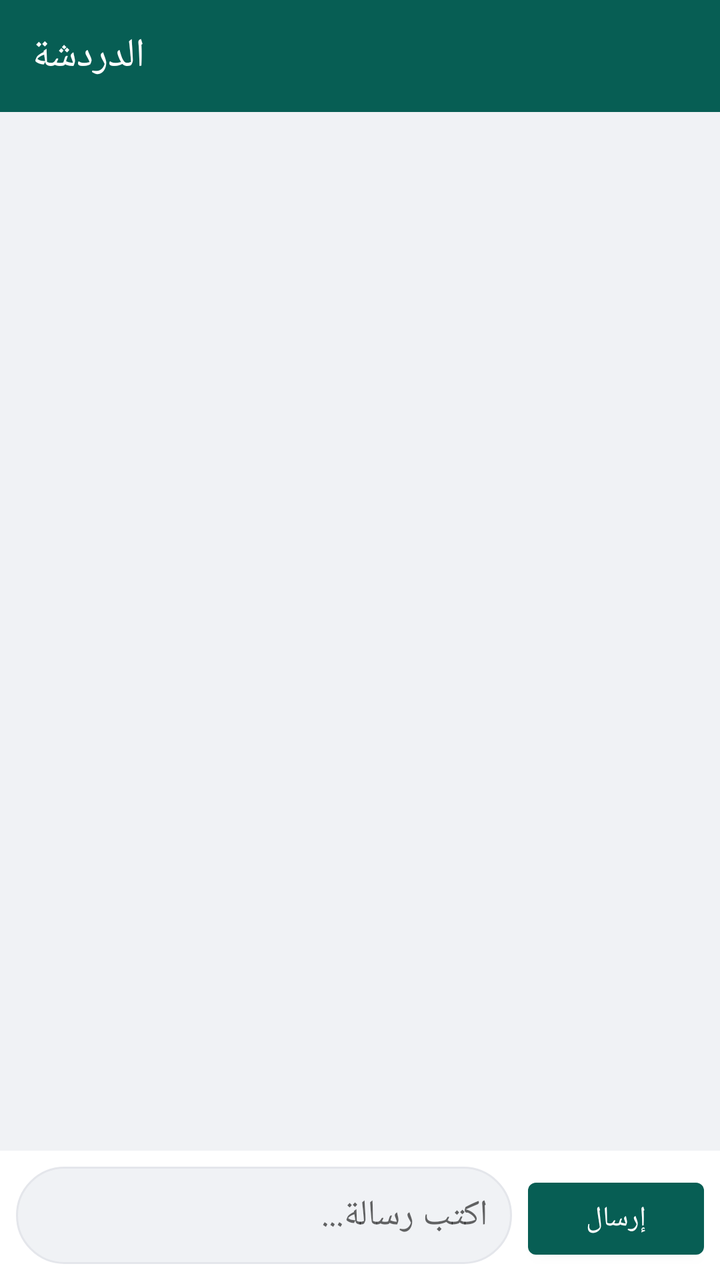
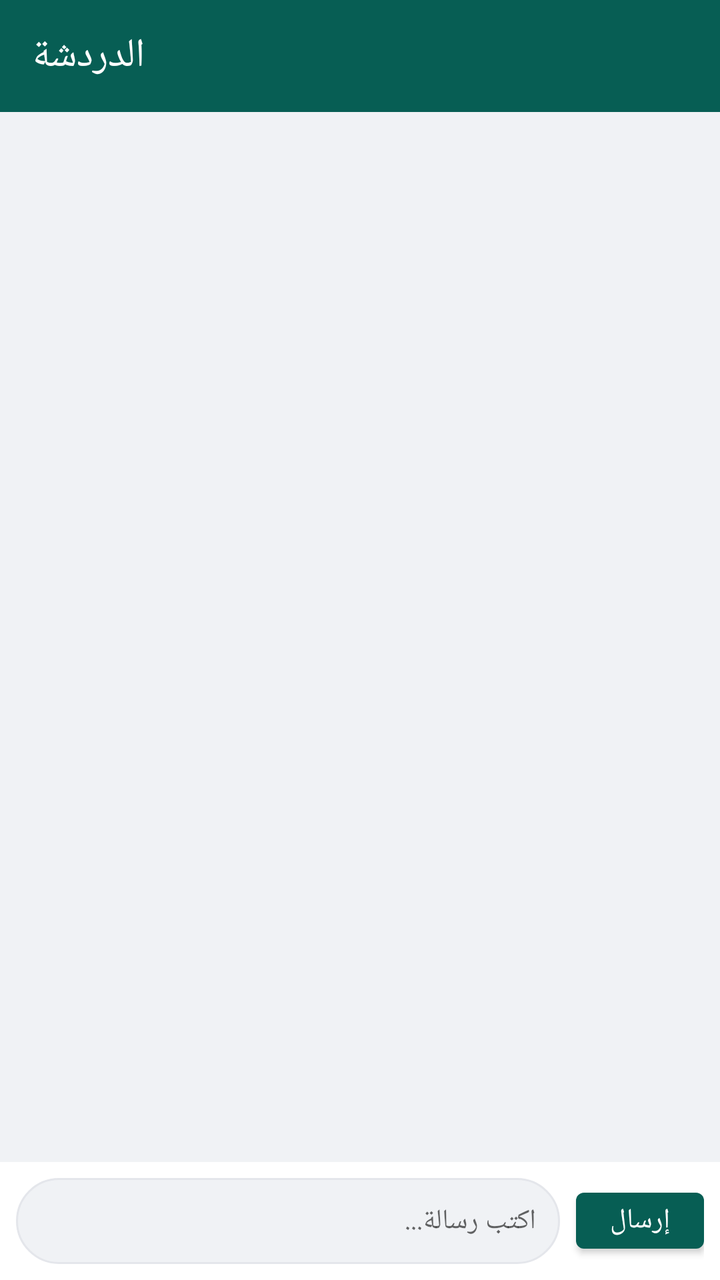

Compare the two renders of this Android layout. The source of the first and the diff that turns it into the second are given below.
<!-- AndroidManifest.xml: application theme Theme.ArabChat -->
<!-- res/layout/activity_chat.xml -->
<?xml version="1.0" encoding="utf-8"?>
<androidx.constraintlayout.widget.ConstraintLayout xmlns:android="http://schemas.android.com/apk/res/android"
    xmlns:app="http://schemas.android.com/apk/res-auto"
    android:layout_width="match_parent"
    android:layout_height="match_parent"
    android:background="@color/background_light">

    <androidx.appcompat.widget.Toolbar
        android:id="@+id/toolbar"
        android:layout_width="0dp"
        android:layout_height="?attr/actionBarSize"
        android:background="?attr/colorPrimary"
        app:title="الدردشة"
        app:titleTextColor="@color/text_white"
        app:layout_constraintTop_toTopOf="parent"
        app:layout_constraintStart_toStartOf="parent"
        app:layout_constraintEnd_toEndOf="parent" />

    <androidx.recyclerview.widget.RecyclerView
        android:id="@+id/recyclerView"
        android:layout_width="0dp"
        android:layout_height="0dp"
        app:layout_constraintTop_toBottomOf="@id/toolbar"
        app:layout_constraintBottom_toTopOf="@id/inputLayout"
        app:layout_constraintStart_toStartOf="parent"
        app:layout_constraintEnd_toEndOf="parent" />

    <LinearLayout
        android:id="@+id/inputLayout"
        android:layout_width="0dp"
        android:layout_height="wrap_content"
        android:orientation="horizontal"
        android:padding="8dp"
        android:background="@color/text_white"
        app:layout_constraintBottom_toBottomOf="parent"
        app:layout_constraintStart_toStartOf="parent"
        app:layout_constraintEnd_toEndOf="parent">

        <EditText
            android:id="@+id/etMessage"
            android:layout_width="0dp"
            android:layout_height="wrap_content"
            android:layout_weight="1"
            android:hint="@string/type_message"
            android:maxLines="5"
            android:minLines="1"
            android:padding="12dp"
            android:background="@drawable/bg_message_input"
            android:layout_marginEnd="8dp" />

        <Button
            android:id="@+id/btnSend"
            android:layout_width="wrap_content"
            android:layout_height="wrap_content"
            android:text="@string/send"
            style="@style/Widget.MaterialComponents.Button" />

    </LinearLayout>

</androidx.constraintlayout.widget.ConstraintLayout>
<!-- resources referenced by this layout -->
<resources>
  <color name="background_light">#F0F2F5</color>
  <color name="text_white">#FFFFFF</color>
  <!-- drawable bg_message_input (drawable) -->
  <?xml version="1.0" encoding="utf-8"?>
  <shape xmlns:android="http://schemas.android.com/apk/res/android"
      android:shape="rectangle">
      <solid android:color="@color/background_light" />
      <corners android:radius="24dp" />
      <stroke
          android:width="1dp"
          android:color="@color/divider" />
  </shape>
  <string name="send">إرسال</string>
  <string name="type_message">اكتب رسالة...</string>
  <style name="Theme.ArabChat" parent="Theme.MaterialComponents.DayNight.NoActionBar">
          <item name="colorPrimary">@color/primary_green</item>
          <item name="colorPrimaryDark">@color/primary_green_dark</item>
          <item name="colorAccent">@color/accent_green</item>
          <item name="android:statusBarColor">@color/primary_green_dark</item>
          <item name="android:windowLightStatusBar">false</item>
      </style>
  <color name="divider">#E4E6EB</color>
  <color name="primary_green">#075E54</color>
  <color name="primary_green_dark">#054D44</color>
  <color name="accent_green">#25D366</color>
</resources>

<!-- the commit's change to res/layout/activity_chat.xml (unified diff, before → after) -->
@@ -30,8 +30,9 @@
         android:layout_width="0dp"
         android:layout_height="wrap_content"
         android:orientation="horizontal"
-        android:padding="8dp"
+        android:padding="@dimen/spacing_small"
         android:background="@color/text_white"
+        android:minHeight="56dp"
         app:layout_constraintBottom_toBottomOf="parent"
         app:layout_constraintStart_toStartOf="parent"
         app:layout_constraintEnd_toEndOf="parent">
@@ -41,18 +42,28 @@
             android:layout_width="0dp"
             android:layout_height="wrap_content"
             android:layout_weight="1"
+            android:minHeight="@dimen/input_min_height"
             android:hint="@string/type_message"
+            android:textSize="@dimen/text_size_medium"
             android:maxLines="5"
             android:minLines="1"
-            android:padding="12dp"
+            android:paddingStart="@dimen/input_padding"
+            android:paddingEnd="@dimen/input_padding"
+            android:paddingTop="@dimen/spacing_medium"
+            android:paddingBottom="@dimen/spacing_medium"
             android:background="@drawable/bg_message_input"
-            android:layout_marginEnd="8dp" />
+            android:layout_marginEnd="8dp"
+            android:layout_gravity="center_vertical" />
 
         <Button
             android:id="@+id/btnSend"
             android:layout_width="wrap_content"
             android:layout_height="wrap_content"
+            android:minWidth="64dp"
+            android:minHeight="@dimen/input_min_height"
             android:text="@string/send"
+            android:textSize="@dimen/text_size_medium"
+            android:layout_gravity="center_vertical"
             style="@style/Widget.MaterialComponents.Button" />
 
     </LinearLayout>
<!-- resource entries referenced after the edit -->
@@ -2,6 +2,11 @@
 <resources>
   <color name="background_light">#F0F2F5</color>
   <color name="text_white">#FFFFFF</color>
+  <dimen name="input_min_height">40dp</dimen>
+  <dimen name="input_padding">12dp</dimen>
+  <dimen name="spacing_medium">12dp</dimen>
+  <dimen name="spacing_small">8dp</dimen>
+  <dimen name="text_size_medium">14sp</dimen>
   <!-- drawable bg_message_input (drawable) -->
   <?xml version="1.0" encoding="utf-8"?>
   <shape xmlns:android="http://schemas.android.com/apk/res/android"
